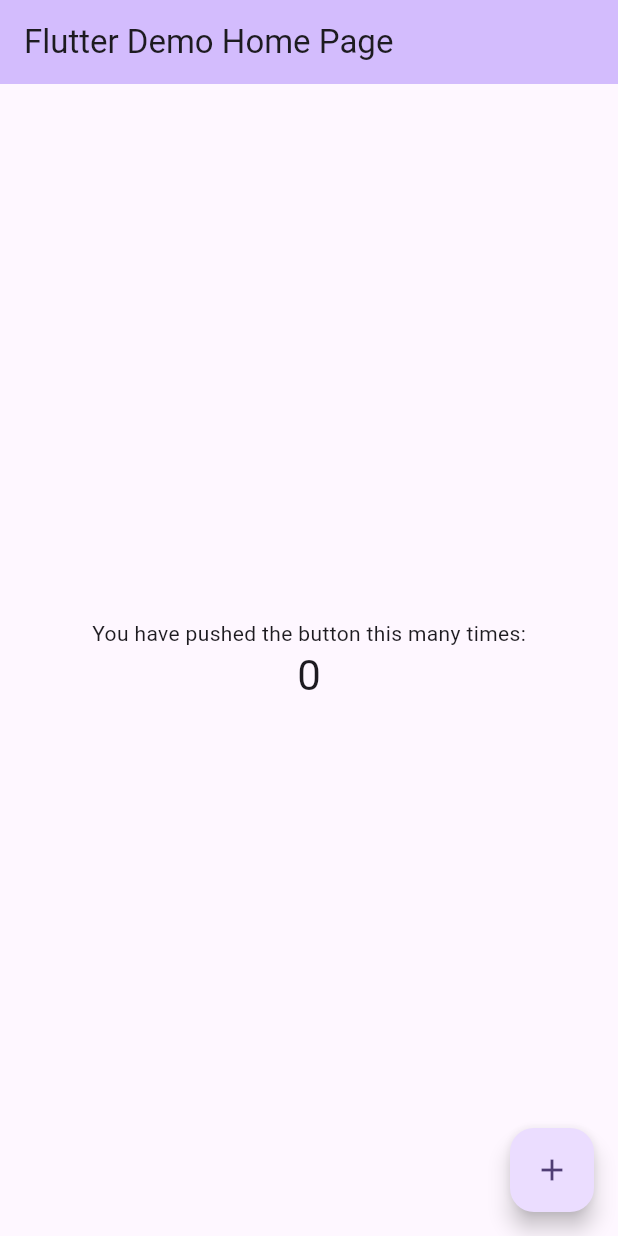
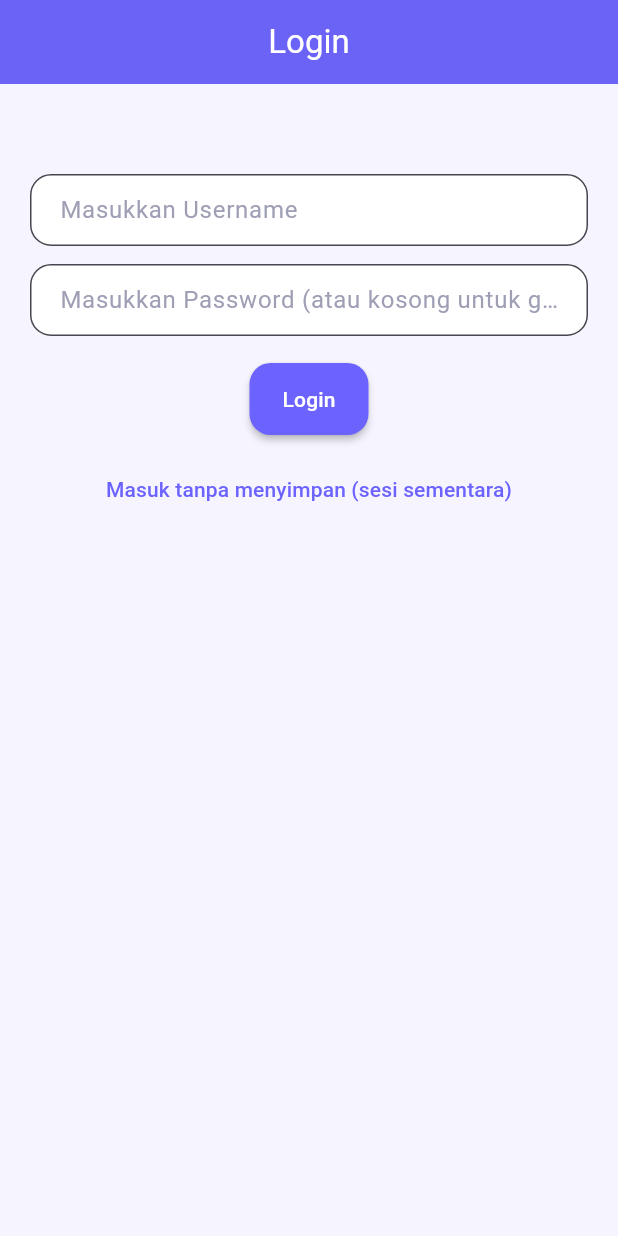
Before and after one commit to DefitSaputra/h1d023036_tugas7, a Flutter app: the screen it shows after launch, on a phone screen of 412 x 824 dp. Run offline on Flutter 3.47's test engine with Material 3 defaults, Android fonts, the phone set to English and light mode, and no system bars; our stand-ins replace shared_preferences.

Commit message:
apakah done

```diff
--- a/lib/main.dart
+++ b/lib/main.dart
@@ -1,52 +1,123 @@
 import 'package:flutter/material.dart';
+import 'screens/login_page.dart';
+import 'screens/home_page.dart';
+import 'screens/add_note_page.dart';
+import 'screens/profile_page.dart';
+import 'screens/about_page.dart';
 
 void main() {
+  WidgetsFlutterBinding.ensureInitialized();
   runApp(const MyApp());
 }
 
 class MyApp extends StatelessWidget {
   const MyApp({super.key});
 
-  // This widget is the root of your application.
+  static const String routeLogin = '/';
+  static const String routeHome = '/home';
+  static const String routeAddNote = '/add';
+  static const String routeProfile = '/profile';
+  static const String routeAbout = '/about';
+
   @override
   Widget build(BuildContext context) {
     return MaterialApp(
-      title: 'Flutter Demo',
+      title: 'h1d023036_tugas7',
+
       theme: ThemeData(
-        // This is the theme of your application.
-        //
-        // TRY THIS: Try running your application with "flutter run". You'll see
-        // the application has a purple toolbar. Then, without quitting the app,
-        // try changing the seedColor in the colorScheme below to Colors.green
-        // and then invoke "hot reload" (save your changes or press the "hot
-        // reload" button in a Flutter-supported IDE, or press "r" if you used
-        // the command line to start the app).
-        //
-        // Notice that the counter didn't reset back to zero; the application
-        // state is not lost during the reload. To reset the state, use hot
-        // restart instead.
-        //
-        // This works for code too, not just values: Most code changes can be
-        // tested with just a hot reload.
-        colorScheme: ColorScheme.fromSeed(seedColor: Colors.deepPurple),
+        useMaterial3: true,
+
+        // 🎨 COLOR SCHEME PREMIUM
+        colorScheme: ColorScheme.fromSeed(
+          seedColor: const Color(0xFF6C63FF), // Purple Elegant
+          primary: const Color(0xFF6C63FF),
+          secondary: const Color(0xFF77BDF2),
+          tertiary: const Color(0xFFFF6584),
+          background: const Color(0xFFF6F5FF),
+          brightness: Brightness.light,
+        ),
+
+        scaffoldBackgroundColor: const Color(0xFFF6F5FF),
+
+        // 🎨 INPUT FIELD MODERN
+        inputDecorationTheme: const InputDecorationTheme(
+          filled: true,
+          fillColor: Color(0xFFFFFFFF),
+          contentPadding: EdgeInsets.symmetric(horizontal: 16, vertical: 12),
+          border: OutlineInputBorder(
+            borderRadius: BorderRadius.all(Radius.circular(14)),
+            borderSide: BorderSide(color: Color(0xFFD7D6E5)),
+          ),
+          focusedBorder: OutlineInputBorder(
+            borderRadius: BorderRadius.all(Radius.circular(14)),
+            borderSide: BorderSide(color: Color(0xFF6C63FF), width: 2),
+          ),
+          hintStyle: TextStyle(color: Color(0xFF9E9EB5)),
+        ),
+
+        // 🎨 BUTTON STYLING
+        elevatedButtonTheme: ElevatedButtonThemeData(
+          style: ButtonStyle(
+            backgroundColor:
+                WidgetStatePropertyAll(Color(0xFF6C63FF)), // Purple
+            foregroundColor:
+                WidgetStatePropertyAll(Colors.white), // Text white
+            elevation: WidgetStatePropertyAll(2),
+            padding: WidgetStatePropertyAll(
+              EdgeInsets.symmetric(horizontal: 22, vertical: 14),
+            ),
+            shape: WidgetStatePropertyAll(
+              RoundedRectangleBorder(
+                borderRadius: BorderRadius.all(Radius.circular(14)),
+              ),
+            ),
+          ),
+        ),
+
+        // 🎨 TEXT BUTTON
+        textButtonTheme: TextButtonThemeData(
+          style: ButtonStyle(
+            foregroundColor: WidgetStatePropertyAll(Color(0xFF6C63FF)),
+          ),
+        ),
+
+        // 🎨 APPBAR ELEGAN GRADIENT LOOK (Tanpa gradient langsung)
+        appBarTheme: const AppBarTheme(
+          backgroundColor: Color(0xFF6C63FF),
+          foregroundColor: Colors.white,
+          centerTitle: true,
+          elevation: 3,
+        ),
+
+        // 🎨 CARD STYLE UNTUK NOTES
+        cardTheme: CardThemeData(
+          elevation: 3,
+          color: Colors.white,
+          shape: RoundedRectangleBorder(
+            borderRadius: BorderRadius.circular(16),
+          ),
+        ),
       ),
-      home: const MyHomePage(title: 'Flutter Demo Home Page'),
+
+      // ROUTES
+      initialRoute: routeLogin,
+      routes: {
+        routeLogin: (context) => const LoginPage(),
+        routeHome: (context) => const HomePage(),
+        routeAddNote: (context) => const AddNotePage(),
+        routeProfile: (context) => const ProfilePage(),
+        routeAbout: (context) => const AboutPage(),
+      },
     );
   }
 }
 
+// ----------------------------------------------------
+// Template original Flutter tetap dipertahankan.
+// ----------------------------------------------------
+
 class MyHomePage extends StatefulWidget {
   const MyHomePage({super.key, required this.title});
-
-  // This widget is the home page of your application. It is stateful, meaning
-  // that it has a State object (defined below) that contains fields that affect
-  // how it looks.
-
-  // This class is the configuration for the state. It holds the values (in this
-  // case the title) provided by the parent (in this case the App widget) and
-  // used by the build method of the State. Fields in a Widget subclass are
-  // always marked "final".
-
   final String title;
 
   @override
@@ -58,50 +129,18 @@
 
   void _incrementCounter() {
     setState(() {
-      // This call to setState tells the Flutter framework that something has
-      // changed in this State, which causes it to rerun the build method below
-      // so that the display can reflect the updated values. If we changed
-      // _counter without calling setState(), then the build method would not be
-      // called again, and so nothing would appear to happen.
       _counter++;
     });
   }
 
   @override
   Widget build(BuildContext context) {
-    // This method is rerun every time setState is called, for instance as done
-    // by the _incrementCounter method above.
-    //
-    // The Flutter framework has been optimized to make rerunning build methods
-    // fast, so that you can just rebuild anything that needs updating rather
-    // than having to individually change instances of widgets.
     return Scaffold(
       appBar: AppBar(
-        // TRY THIS: Try changing the color here to a specific color (to
-        // Colors.amber, perhaps?) and trigger a hot reload to see the AppBar
-        // change color while the other colors stay the same.
-        backgroundColor: Theme.of(context).colorScheme.inversePrimary,
-        // Here we take the value from the MyHomePage object that was created by
-        // the App.build method, and use it to set our appbar title.
         title: Text(widget.title),
       ),
       body: Center(
-        // Center is a layout widget. It takes a single child and positions it
-        // in the middle of the parent.
         child: Column(
-          // Column is also a layout widget. It takes a list of children and
-          // arranges them vertically. By default, it sizes itself to fit its
-          // children horizontally, and tries to be as tall as its parent.
-          //
-          // Column has various properties to control how it sizes itself and
-          // how it positions its children. Here we use mainAxisAlignment to
-          // center the children vertically; the main axis here is the vertical
-          // axis because Columns are vertical (the cross axis would be
-          // horizontal).
-          //
-          // TRY THIS: Invoke "debug painting" (choose the "Toggle Debug Paint"
-          // action in the IDE, or press "p" in the console), to see the
-          // wireframe for each widget.
           mainAxisAlignment: MainAxisAlignment.center,
           children: <Widget>[
             const Text('You have pushed the button this many times:'),
@@ -114,9 +153,8 @@
       ),
       floatingActionButton: FloatingActionButton(
         onPressed: _incrementCounter,
-        tooltip: 'Increment',
         child: const Icon(Icons.add),
-      ), // This trailing comma makes auto-formatting nicer for build methods.
+      ),
     );
   }
 }
--- a/lib/screens/login_page.dart
+++ b/lib/screens/login_page.dart
@@ -0,0 +1,118 @@
+import 'package:flutter/material.dart';
+import 'package:shared_preferences/shared_preferences.dart';
+import '../main.dart';
+
+class LoginPage extends StatefulWidget {
+  const LoginPage({super.key});
+
+  @override
+  State<LoginPage> createState() => _LoginPageState();
+}
+
+class _LoginPageState extends State<LoginPage> {
+  final TextEditingController _userCtrl = TextEditingController();
+  final TextEditingController _passCtrl = TextEditingController();
+  bool _loading = true;
+
+  @override
+  void initState() {
+    super.initState();
+    _checkAlreadyLogged();
+  }
+
+  Future<void> _checkAlreadyLogged() async {
+    final prefs = await SharedPreferences.getInstance();
+    final saved = prefs.getString('username');
+    if (saved != null && saved.isNotEmpty) {
+      // langsung ke home
+      if (!mounted) return;
+      Navigator.pushReplacementNamed(context, MyApp.routeHome);
+    } else {
+      setState(() => _loading = false);
+    }
+  }
+
+  Future<void> _doLogin({bool saveSession = true}) async {
+    final u = _userCtrl.text.trim();
+    final p = _passCtrl.text;
+
+    if (u.isEmpty) {
+      _showMessage('Isi username terlebih dahulu');
+      return;
+    }
+    if (p.isEmpty) {
+      // login guest
+      final prefs = await SharedPreferences.getInstance();
+      if (saveSession) await prefs.setString('username', 'guest_$u');
+      if (!mounted) return;
+      Navigator.pushReplacementNamed(context, MyApp.routeHome);
+      return;
+    }
+
+    // contoh valid username/password (admin/admin)
+    if (u == 'admin' && p == 'admin') {
+      final prefs = await SharedPreferences.getInstance();
+      if (saveSession) await prefs.setString('username', u);
+      if (!mounted) return;
+      Navigator.pushReplacementNamed(context, MyApp.routeHome);
+    } else {
+      _showMessage('Username / Password salah (pakai admin/admin atau kosong password untuk guest)');
+    }
+  }
+
+  void _showMessage(String msg) {
+    showDialog(
+      context: context,
+      builder: (_) => AlertDialog(
+        title: const Text('Info'),
+        content: Text(msg),
+        actions: [
+          TextButton(onPressed: () => Navigator.pop(context), child: const Text('OK'))
+        ],
+      ),
+    );
+  }
+
+  @override
+  Widget build(BuildContext context) {
+    return Scaffold(
+      appBar: AppBar(title: const Text('Login')),
+      body: _loading
+          ? const Center(child: CircularProgressIndicator())
+          : SingleChildScrollView(
+              child: Padding(
+                padding: const EdgeInsets.all(20),
+                child: Column(
+                  mainAxisAlignment: MainAxisAlignment.center,
+                  children: [
+                    const SizedBox(height: 40),
+                    TextField(
+                      controller: _userCtrl,
+                      decoration: const InputDecoration(hintText: 'Masukkan Username'),
+                    ),
+                    const SizedBox(height: 12),
+                    TextField(
+                      controller: _passCtrl,
+                      obscureText: true,
+                      decoration: const InputDecoration(hintText: 'Masukkan Password (atau kosong untuk guest)'),
+                    ),
+                    const SizedBox(height: 18),
+                    ElevatedButton(
+                      onPressed: () => _doLogin(),
+                      child: const Text('Login'),
+                    ),
+                    const SizedBox(height: 12),
+                    TextButton(
+                      onPressed: () {
+                        // Pilihan cepat: login tanpa menyimpan (guest)
+                        _doLogin(saveSession: false);
+                      },
+                      child: const Text('Masuk tanpa menyimpan (sesi sementara)'),
+                    ),
+                  ],
+                ),
+              ),
+            ),
+    );
+  }
+}
```
Also changed, not shown: lib/screens/about_page.dart (added, +21 -0 lines), lib/screens/add_note_page.dart (added, +77 -0 lines), lib/screens/home_page.dart (+97 -0 lines), lib/screens/profile_page.dart (added, +67 -0 lines), lib/widgets/main_drawer.dart (added, +69 -0 lines), 8 other files.
